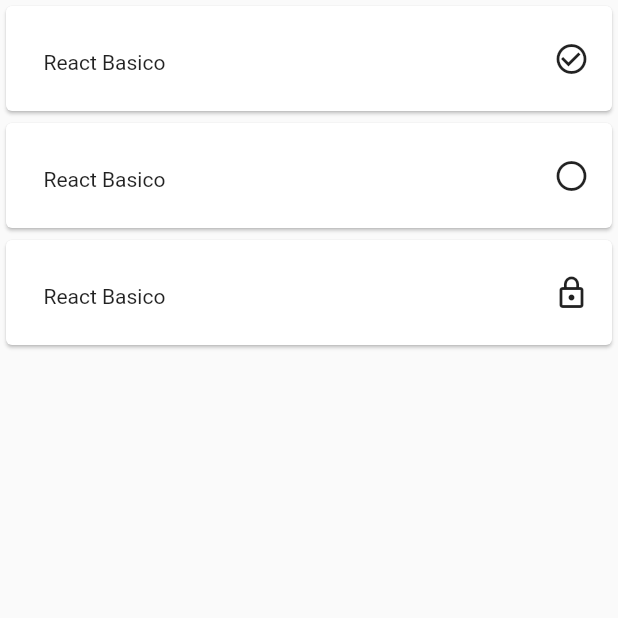
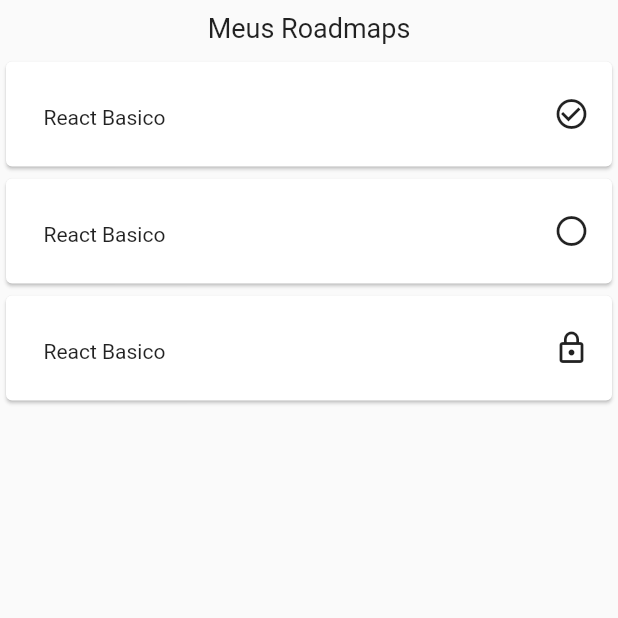
Before and after one commit to paulokiim/projeto-flutter, a Flutter app: the RoadmapScreen screen opened by its route, on a phone screen of 412 x 824 dp, the top half of it. Run offline on Flutter 3.47's test engine with Material 2 defaults, Android fonts, the phone set to English and light mode, and no system bars.

Commit message:
added a header section

```diff
--- a/lib/screens/roadmap.dart
+++ b/lib/screens/roadmap.dart
@@ -1,5 +1,6 @@
 import 'package:flutter/material.dart';
 import 'package:rp_project/widgets/card.dart';
+import 'package:rp_project/widgets/header.dart';
 
 class RoadmapScreen extends StatelessWidget {
   final mockData = [
@@ -16,6 +17,9 @@ class RoadmapScreen extends StatelessWidget {
         child: Column(
           crossAxisAlignment: CrossAxisAlignment.stretch,
           children: [
+            HeaderWidget(
+              title: 'Meus Roadmaps',
+            ),
             CardWidget(title: 'React Basico', icon: Icons.check_circle_outline),
             CardWidget(title: 'React Basico', icon: Icons.circle_outlined),
             CardWidget(title: 'React Basico', icon: Icons.lock_outline),
--- /dev/null
+++ b/lib/widgets/header.dart
@@ -0,0 +1,33 @@
+import 'package:flutter/material.dart';
+
+class HeaderWidget extends StatelessWidget {
+  final String title;
+
+  HeaderWidget({required this.title});
+
+  @override
+  Widget build(BuildContext context) {
+    return Container(
+      child: Column(
+        children: [
+          SizedBox(
+            height: MediaQuery.of(context).padding.top,
+          ),
+          Row(
+            mainAxisAlignment: MainAxisAlignment.center,
+            children: [
+              Padding(
+                padding:
+                    const EdgeInsets.symmetric(horizontal: 16, vertical: 8),
+                child: Text(
+                  title,
+                  style: TextStyle(fontSize: 18),
+                ),
+              ),
+            ],
+          )
+        ],
+      ),
+    );
+  }
+}
```
